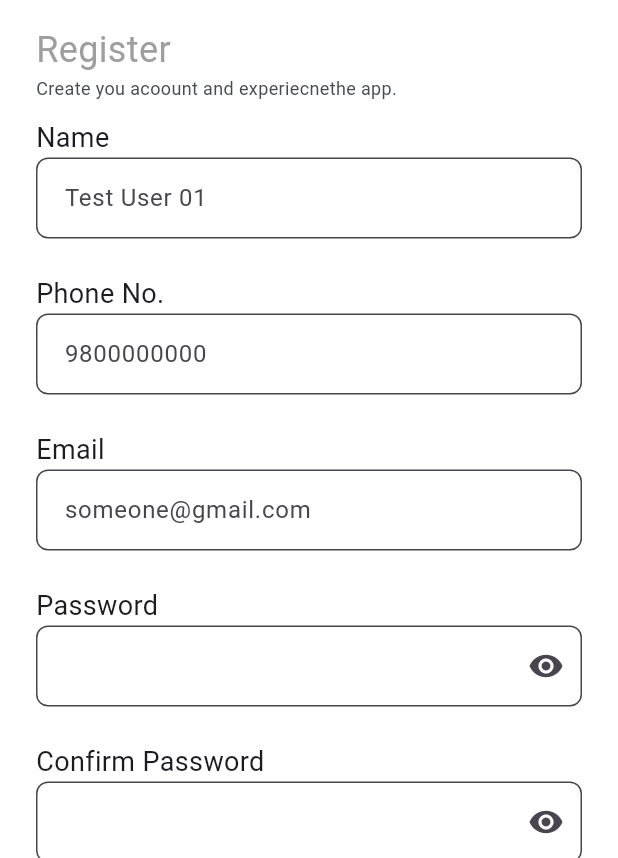
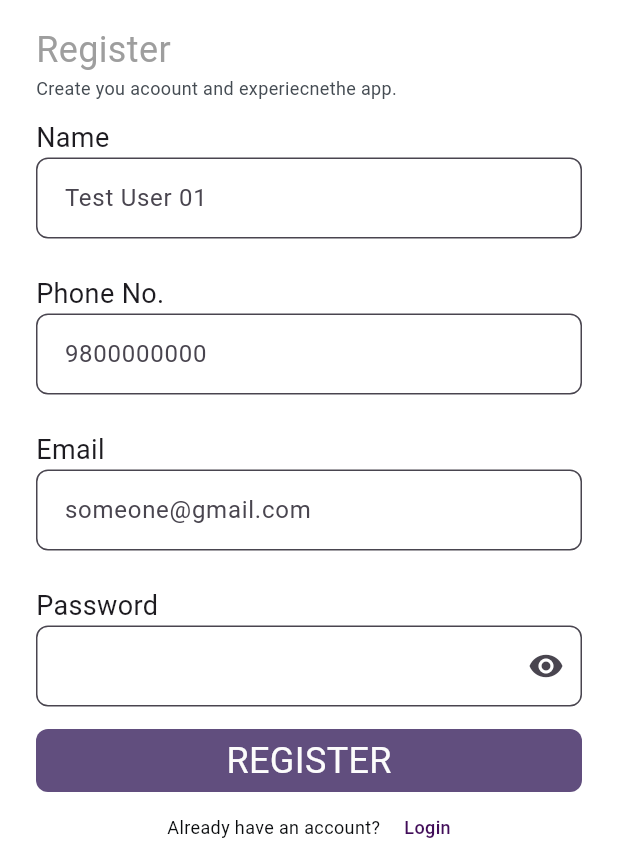
Before and after one commit to Brinda777/walkwise, a Flutter app: the RegisterView screen opened directly, scrolled down 144 dp, on a phone screen of 412 x 824 dp, the part 378-1236 px from its top. Run offline on Flutter 3.47's test engine with Material 3 defaults, Android fonts, the phone set to English and light mode, and no system bars; our stand-ins replace cached_network_image, dartz, dio, equatable, flutter_riverpod, hive_flutter and 1 more; accounts and stored records are empty; Roboto replaces fonts that are missing (Montserrat, SFPro, Times).

Commit message:
Authentication with Hive

```diff
--- /dev/null
+++ b/lib/app/constants/hive_table_constant.dart
@@ -0,0 +1,6 @@
+class HiveTableConstant {
+  HiveTableConstant._();
+
+  static const int userTableId = 0;
+  static const String userBox = 'userBox';
+}
--- /dev/null
+++ b/lib/features/authentication/data/repository/auth_local_repository.dart
@@ -0,0 +1,35 @@
+import 'dart:io';
+import 'package:dartz/dartz.dart';
+import 'package:flutter_riverpod/flutter_riverpod.dart';
+import 'package:walkwise/core/failure/failure.dart';
+import 'package:walkwise/features/authentication/data/data_source/local/auth_local_data_source.dart';
+import 'package:walkwise/features/authentication/domain/entity/auth_entity.dart';
+import 'package:walkwise/features/authentication/domain/repository/auth_repository.dart';
+
+
+final authLocalRepositoryProvider = Provider<IAuthRepository>((ref) {
+  return AuthLocalRepository(
+    ref.read(authLocalDataSourceProvider),
+  );
+});
+
+class AuthLocalRepository implements IAuthRepository {
+  final AuthLocalDataSource _authLocalDataSource;
+
+  AuthLocalRepository(this._authLocalDataSource);
+
+  @override
+  Future<Either<Failure, bool>> login(String email, String password) {
+    return _authLocalDataSource.login(email, password);
+  }
+
+  @override
+  Future<Either<Failure, bool>> register(AuthEntity user) {
+    return _authLocalDataSource.register(user);
+  }
+
+  // @override
+  // Future<Either<Failure, String>> uploadProfilePicture(File file) async {
+  //   return const Right("");
+  // }
+}
--- /dev/null
+++ b/lib/features/authentication/domain/entity/auth_entity.dart
@@ -0,0 +1,21 @@
+import 'package:equatable/equatable.dart';
+
+class AuthEntity extends Equatable {
+  final String? id;
+  final String? fullName;
+  final String?  phone;
+  final String email;
+  final String password;
+
+  const AuthEntity({
+    this.id,
+    this.fullName,
+    this.phone,
+    required this.email,
+    required this.password,
+  });
+
+  @override
+  List<Object?> get props =>
+      [id, fullName, phone, email, password];
+}
--- /dev/null
+++ b/lib/features/authentication/domain/repository/auth_repository.dart
@@ -0,0 +1,16 @@
+import 'dart:io';
+import 'package:dartz/dartz.dart';
+import 'package:flutter_riverpod/flutter_riverpod.dart';
+import 'package:walkwise/core/failure/failure.dart';
+import 'package:walkwise/features/authentication/data/repository/auth_local_repository.dart';
+import 'package:walkwise/features/authentication/domain/entity/auth_entity.dart';
+
+final authRepositoryProvider = Provider<IAuthRepository>((ref) {
+  return ref.read(authLocalRepositoryProvider);
+});
+
+abstract class IAuthRepository {
+  Future<Either<Failure, bool>> register(AuthEntity user);
+  Future<Either<Failure, bool>> login(String email, String password);
+  // Future<Either<Failure, String>> uploadProfilePicture(File file);
+}
--- /dev/null
+++ b/lib/features/authentication/domain/usecases/auth_usecase.dart
@@ -0,0 +1,28 @@
+import 'dart:io';
+import 'package:dartz/dartz.dart';
+import 'package:flutter_riverpod/flutter_riverpod.dart';
+import 'package:walkwise/core/failure/failure.dart';
+import 'package:walkwise/features/authentication/domain/entity/auth_entity.dart';
+import 'package:walkwise/features/authentication/domain/repository/auth_repository.dart';
+
+final authUseCaseProvider = Provider((ref) {
+  return AuthUseCase(ref.read(authRepositoryProvider));
+});
+
+class AuthUseCase {
+  final IAuthRepository _authRepository;
+
+  AuthUseCase(this._authRepository);
+
+  // Future<Either<Failure, String>> uploadProfilePicture(File file) async {
+  //   return await _authRepository.uploadProfilePicture(file);
+  // }
+
+  Future<Either<Failure, bool>> register(AuthEntity user) async {
+    return await _authRepository.register(user);
+  }
+
+  Future<Either<Failure, bool>> login(String email, String password) async {
+    return await _authRepository.login(email, password);
+  }
+}
--- a/lib/features/authentication/presentation/view/register_view.dart
+++ b/lib/features/authentication/presentation/view/register_view.dart
@@ -4,7 +4,9 @@ import 'package:walkwise/app/navigator/navigator.dart';
 import 'package:walkwise/core/constants/color_constants.dart';
 import 'package:walkwise/core/utils/asset_provider.dart';
 import 'package:walkwise/core/utils/util.dart';
+import 'package:walkwise/features/authentication/domain/entity/auth_entity.dart';
 import 'package:walkwise/features/authentication/presentation/view/login_view.dart';
+import 'package:walkwise/features/authentication/presentation/view_model/auth_view_model.dart';
 import 'package:walkwise/widgets/responsive_text.dart';
 
 class RegisterView extends ConsumerStatefulWidget {
@@ -16,6 +18,12 @@ class RegisterView extends ConsumerStatefulWidget {
 
 class _RegisterViewState extends ConsumerState<RegisterView> {
   final _formKey = GlobalKey<FormState>();
+
+  final _fullNameController = TextEditingController(text: '');
+  final _phoneController = TextEditingController(text: '');
+  final _emailController = TextEditingController(text: '');
+  final _passwordController = TextEditingController(text: '');
+
   bool _isPasswordHidden = true;
   bool _isCPasswordHidden = true;
   String? _password;
@@ -100,6 +108,7 @@ class _RegisterViewState extends ConsumerState<RegisterView> {
                         fontWeight: FontWeight.w400,
                       ),
                       TextFormField(
+                        controller: _fullNameController,
                         decoration: InputDecoration(
                           hintText: "Test User 01",
                           filled: true,
@@ -123,6 +132,7 @@ class _RegisterViewState extends ConsumerState<RegisterView> {
                         fontWeight: FontWeight.w400,
                       ),
                       TextFormField(
+                        controller: _phoneController,
                         decoration: InputDecoration(
                           hintText: "9800000000",
                           filled: true,
@@ -149,6 +159,7 @@ class _RegisterViewState extends ConsumerState<RegisterView> {
                         fontWeight: FontWeight.w400,
                       ),
                       TextFormField(
+                        controller: _emailController,
                         decoration: InputDecoration(
                           hintText: "someone@gmail.com",
                           filled: true,
@@ -175,6 +186,7 @@ class _RegisterViewState extends ConsumerState<RegisterView> {
                         fontWeight: FontWeight.w400,
                       ),
                       TextFormField(
+                        controller: _passwordController,
                         decoration: InputDecoration(
                           hintText: "",
                           filled: true,
@@ -201,43 +213,6 @@ class _RegisterViewState extends ConsumerState<RegisterView> {
                           return null;
                         },
                       ),
-                      SizedBox(
-                        height: kHorizontalMargin,
-                      ),
-                      const ResponsiveText(
-                        'Confirm Password',
-                        fontSize: 18,
-                        fontWeight: FontWeight.w400,
-                      ),
-                      TextFormField(
-                        decoration: InputDecoration(
-                          hintText: "",
-                          filled: true,
-                          fillColor: Color(0xFFFFFFF),
-                          border: OutlineInputBorder(
-                              borderRadius: BorderRadius.circular(8)),
-                          suffixIcon: IconButton(
-                            icon: Icon(_isCPasswordHidden
-                                ? Icons.visibility
-                                : Icons.visibility_off),
-                            onPressed: () {
-                              setState(() {
-                                _isCPasswordHidden = !_isCPasswordHidden;
-                              });
-                            },
-                          ),
-                        ),
-                        obscureText: _isCPasswordHidden,
-                        validator: (value) {
-                          if (value == null || value.isEmpty) {
-                            return 'Please confirm your password';
-                          }
-                          if (value != _password) {
-                            return 'Passwords do not match';
-                          }
-                          return null;
-                        },
-                      ),
                       Center(
                         child: Container(
                           margin:
@@ -260,7 +235,16 @@ class _RegisterViewState extends ConsumerState<RegisterView> {
                             onPressed: () {
                               if (_formKey.currentState!.validate()) {
                                 // Perform registration logic
-                                Navigator.pop(context);
+                                var user = AuthEntity(
+                                  fullName: _fullNameController.text,
+                                  phone: _phoneController.text,
+                                  email: _emailController.text,
+                                  password: _passwordController.text,
+                                );
+
+                                ref
+                                    .read(authViewModelProvider.notifier)
+                                    .register(user);
                               }
                             },
                           ),
--- a/lib/main.dart
+++ b/lib/main.dart
@@ -1,9 +1,11 @@
 import 'package:flutter/material.dart';
 import 'package:flutter_riverpod/flutter_riverpod.dart';
 import 'package:walkwise/app/app.dart';
+import 'package:walkwise/core/networking/local/hive_service.dart';
 
-void main() {
+void main() async {
   WidgetsFlutterBinding.ensureInitialized();
+  await HiveService().init();
 
   runApp(const ProviderScope(child: App()));
 }
```
Also changed, not shown: lib/app/constants/api_endpoint.dart (added, +14 -0 lines), lib/core/common/my_snackbar.dart (added, +19 -0 lines), lib/core/failure/failure.dart (added, +9 -0 lines), lib/core/networking/local/hive_service.dart (added, +40 -0 lines), lib/core/networking/remote/dio_error_interceptor.dart (added, +33 -0 lines), lib/core/networking/remote/http_service.dart (added, +31 -0 lines), lib/features/authentication/data/data_source/local/auth_local_data_source.dart (added, +41 -0 lines), lib/features/authentication/data/model/auth_hive_model.dart (added, +77 -0 lines), lib/features/authentication/presentation/state/auth_state.dart (added, +34 -0 lines), lib/features/authentication/presentation/view/login_view.dart (+15 -8 lines), lib/features/authentication/presentation/view_model/auth_view_model.dart (added, +82 -0 lines), lib/features/authentication/data/model/auth_hive_model.g.dart (added).
